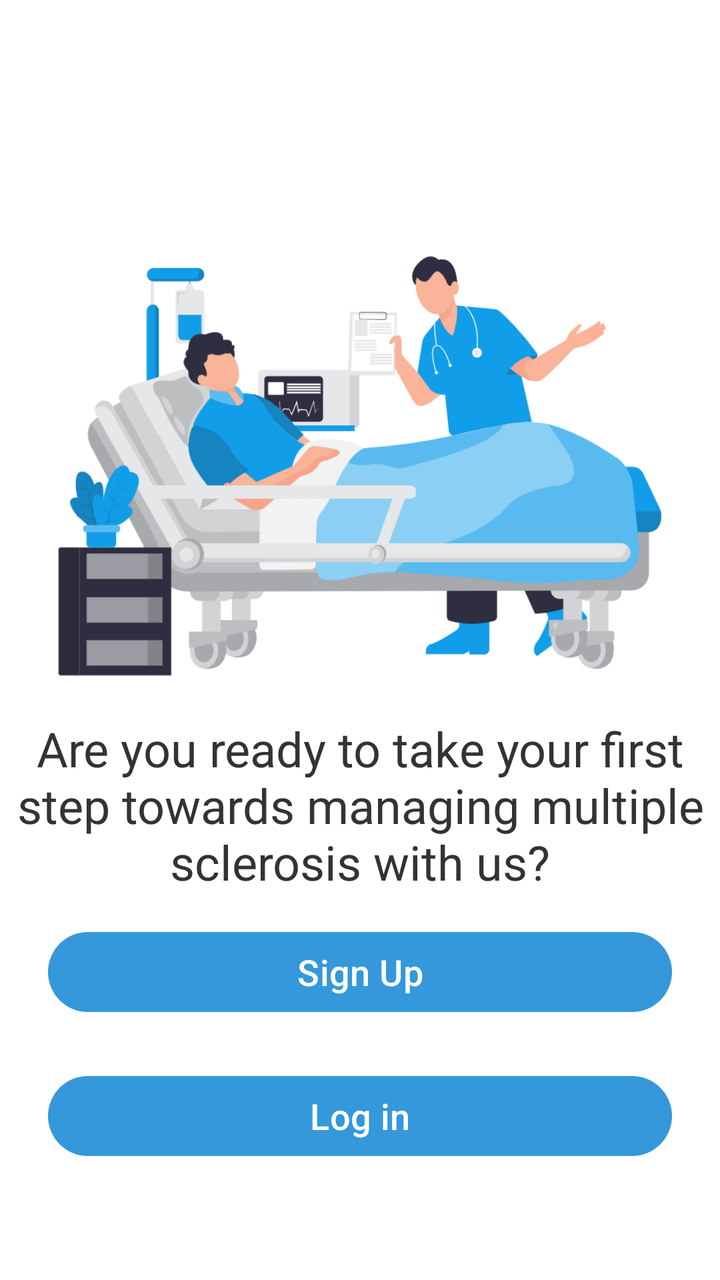
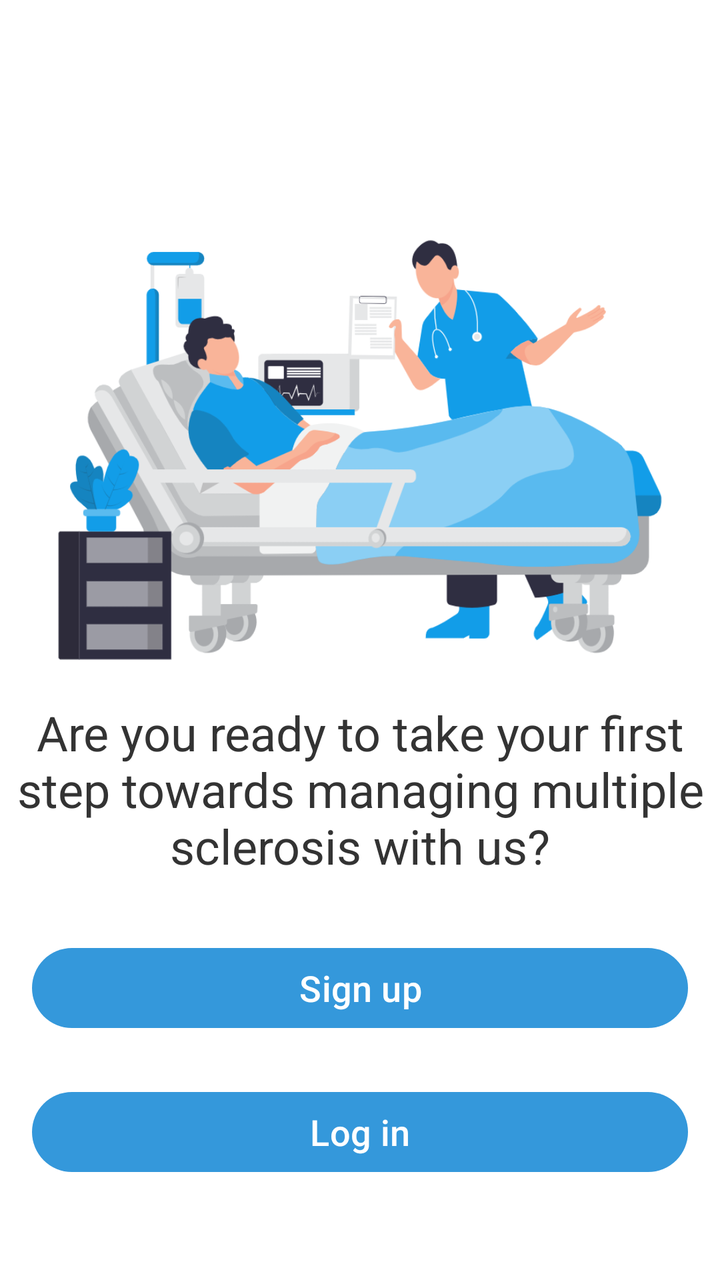

Before-and-after screenshots of an Android layout around one commit, followed by the original layout XML and the change that was made.
<!-- AndroidManifest.xml: application theme Theme.MSApplication -->
<!-- res/layout/activity_last_on_boarding.xml -->
<?xml version="1.0" encoding="utf-8"?>
<RelativeLayout
    xmlns:android="http://schemas.android.com/apk/res/android"
    xmlns:app="http://schemas.android.com/apk/res-auto"
    xmlns:tools="http://schemas.android.com/tools"
    android:layout_width="match_parent"
    android:layout_height="match_parent"
    android:padding="8dp"
    tools:context=".LastOnBoardingActivity">

    <ImageView
        android:id="@+id/imageView"
        android:layout_width="match_parent"
        android:layout_height="250dp"
        android:layout_alignParentTop="true"
        android:layout_centerHorizontal="true"
        android:layout_marginTop="100dp"
        android:src="@drawable/hospital_patient"/>

    <TextView
        android:id="@+id/ready_tv"
        android:layout_width="match_parent"
        android:layout_height="wrap_content"
        android:layout_below="@id/imageView"
        android:textSize="24sp"
        android:gravity="center"
        android:text="Are you ready to take your first step towards managing multiple sclerosis with us?"/>

    <Button
        android:id="@+id/signUp_btn"
        android:layout_width="match_parent"
        android:layout_height="wrap_content"
        android:layout_above="@id/logIn_btn"
        android:textSize="18sp"
        android:layout_marginStart="16dp"
        android:layout_marginEnd="16dp"
        android:text="Sign Up"/>

    <Button
        android:id="@+id/logIn_btn"
        android:layout_width="match_parent"
        android:layout_height="wrap_content"
        android:layout_alignParentBottom="true"
        android:layout_marginTop="24dp"
        android:layout_marginBottom="50dp"
        android:textSize="18sp"
        android:layout_marginStart="16dp"
        android:layout_marginEnd="16dp"
        android:text="Log in"/>

</RelativeLayout>
<!-- resources referenced by this layout -->
<resources>
  <!-- drawable hospital_patient: png bitmap (drawable, 93011 bytes) -->
  <style name="Theme.MSApplication" parent="Base.Theme.MSApplication" />
  <style name="Base.Theme.MSApplication" parent="Theme.Material3.DayNight.NoActionBar">
  
  
          
          <item name="colorPrimary">@color/healthBlue</item>
  
          
          <item name="colorPrimaryDark">@color/healthDarkBlue</item>
  
          
          <item name="colorAccent">@color/healthGreen</item>
  
          
          <item name="android:windowBackground">@color/healthWhite</item>
  
          
          <item name="cardBackgroundColor">@color/healthWhite</item>
  
          
          <item name="android:textColor">@color/healthDarkGray</item>
  
      </style>
  <color name="healthBlue">#3498db</color>
  <color name="healthDarkBlue">#1f3a93</color>
  <color name="healthGreen">#2ecc71</color>
  <color name="healthWhite">#FFFFFFFF</color>
  <color name="healthDarkGray">#333333</color>
</resources>

<!-- the commit's change to res/layout/activity_last_on_boarding.xml (unified diff, before → after) -->
@@ -1,11 +1,8 @@
 <?xml version="1.0" encoding="utf-8"?>
-<RelativeLayout
-    xmlns:android="http://schemas.android.com/apk/res/android"
-    xmlns:app="http://schemas.android.com/apk/res-auto"
+<RelativeLayout xmlns:android="http://schemas.android.com/apk/res/android"
     xmlns:tools="http://schemas.android.com/tools"
     android:layout_width="match_parent"
     android:layout_height="match_parent"
-    android:padding="8dp"
     tools:context=".LastOnBoardingActivity">
 
     <ImageView
@@ -15,37 +12,38 @@
         android:layout_alignParentTop="true"
         android:layout_centerHorizontal="true"
         android:layout_marginTop="100dp"
-        android:src="@drawable/hospital_patient"/>
+        android:importantForAccessibility="no"
+        android:src="@drawable/hospital_patient" />
 
     <TextView
         android:id="@+id/ready_tv"
         android:layout_width="match_parent"
         android:layout_height="wrap_content"
         android:layout_below="@id/imageView"
-        android:textSize="24sp"
         android:gravity="center"
-        android:text="Are you ready to take your first step towards managing multiple sclerosis with us?"/>
+        android:text="Are you ready to take your first step towards managing multiple sclerosis with us?"
+        android:textSize="24sp" />
 
     <Button
         android:id="@+id/signUp_btn"
         android:layout_width="match_parent"
         android:layout_height="wrap_content"
         android:layout_above="@id/logIn_btn"
-        android:textSize="18sp"
         android:layout_marginStart="16dp"
         android:layout_marginEnd="16dp"
-        android:text="Sign Up"/>
+        android:text="@string/sign_up"
+        android:textSize="18sp" />
 
     <Button
         android:id="@+id/logIn_btn"
         android:layout_width="match_parent"
         android:layout_height="wrap_content"
         android:layout_alignParentBottom="true"
+        android:layout_marginStart="16dp"
         android:layout_marginTop="24dp"
+        android:layout_marginEnd="16dp"
         android:layout_marginBottom="50dp"
-        android:textSize="18sp"
-        android:layout_marginStart="16dp"
-        android:layout_marginEnd="16dp"
-        android:text="Log in"/>
+        android:text="@string/log_in"
+        android:textSize="18sp" />
 
 </RelativeLayout>
<!-- resource entries referenced after the edit -->
@@ -1,6 +1,8 @@
 <!-- resources referenced by this layout -->
 <resources>
   <!-- drawable hospital_patient: png bitmap (drawable, 93011 bytes) -->
+  <string name="log_in">Log in</string>
+  <string name="sign_up">Sign up</string>
   <style name="Theme.MSApplication" parent="Base.Theme.MSApplication" />
   <style name="Base.Theme.MSApplication" parent="Theme.Material3.DayNight.NoActionBar">
   
